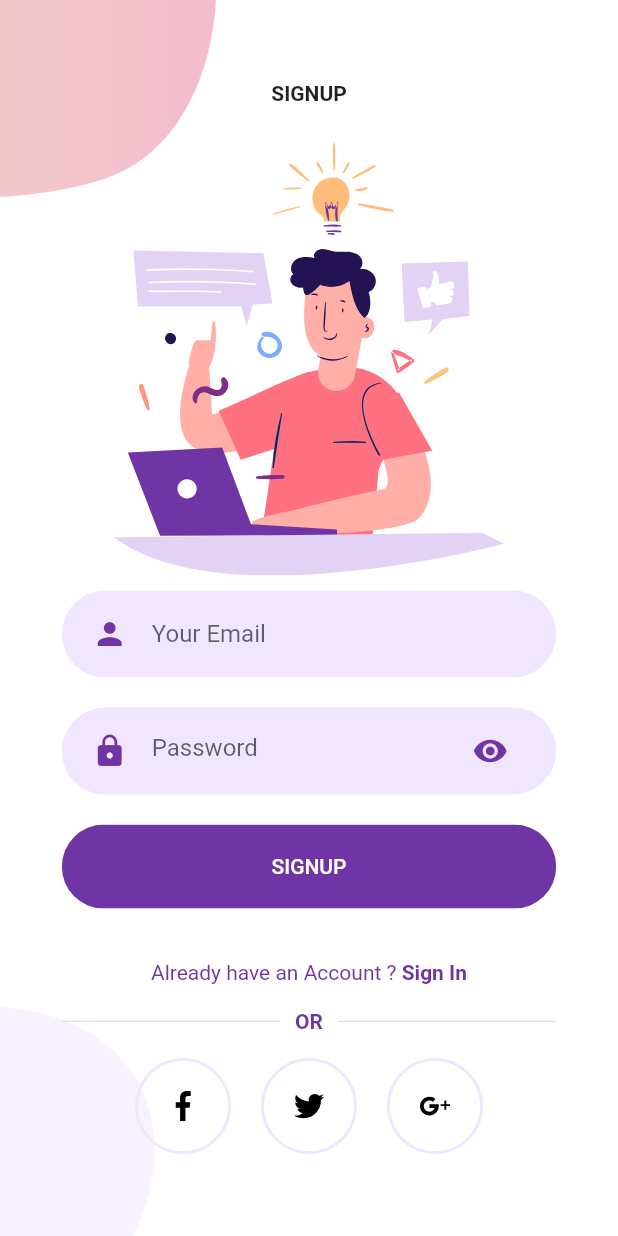
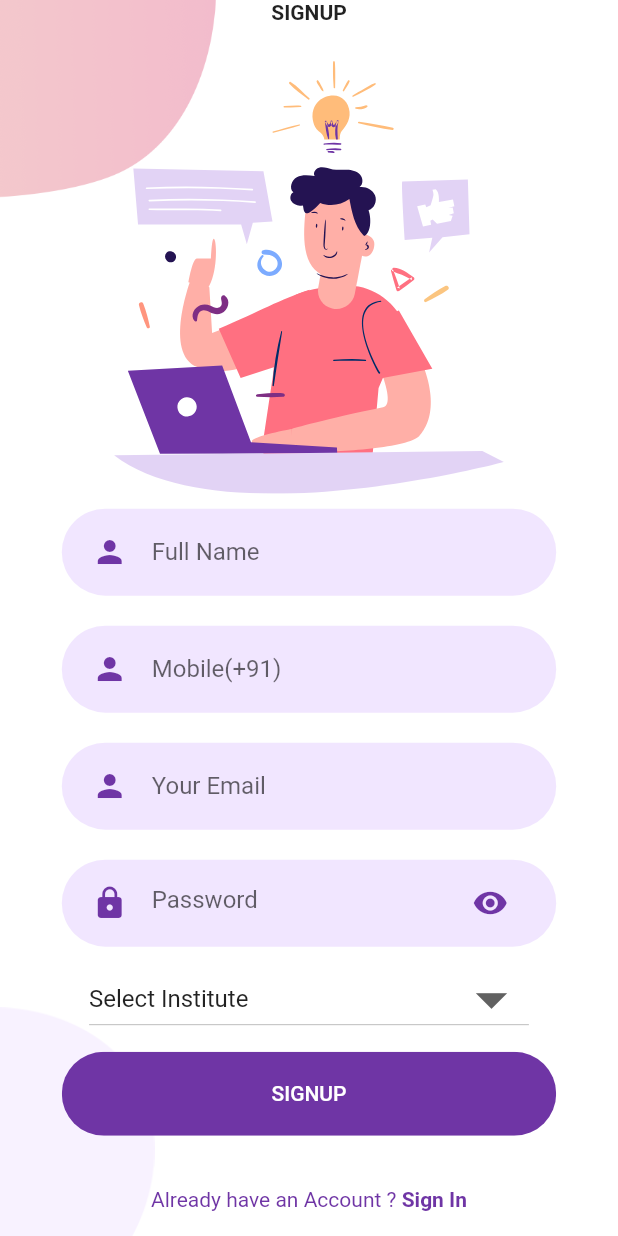
Before and after one commit to AswinVishnu/StudyApp_Flutter, a Flutter app: the SignUpScreen screen opened directly, on a phone screen of 412 x 824 dp. Run offline on Flutter 3.47's test engine with Material 2 defaults, Android fonts, the phone set to English and light mode, and no system bars; our stand-ins replace flutter_svg, shared_preferences; accounts and stored records are empty.

Commit message:
Added Signup

```diff
--- a/lib/Screens/Signup/components/body.dart
+++ b/lib/Screens/Signup/components/body.dart
@@ -8,8 +8,19 @@ import 'package:flutter_auth/components/rounded_button.dart';
 import 'package:flutter_auth/components/rounded_input_field.dart';
 import 'package:flutter_auth/components/rounded_password_field.dart';
 import 'package:flutter_svg/svg.dart';
+import 'package:shared_preferences/shared_preferences.dart';
 
-class Body extends StatelessWidget {
+class Body extends StatefulWidget {
+
+  const Body({
+    Key key,
+  }) : super(key: key);
+  @override
+  _SignUpPageState createState() => _SignUpPageState();
+}
+
+class _SignUpPageState extends State<Body> {
+  int _value = 1;
   @override
   Widget build(BuildContext context) {
     Size size = MediaQuery.of(context).size;
@@ -28,12 +39,51 @@ class Body extends StatelessWidget {
               height: size.height * 0.35,
             ),
             RoundedInputField(
+              hintText: "Full Name",
+              onChanged: (value) {},
+            ),
+            RoundedInputField(
+              hintText: "Mobile(+91)",
+              onChanged: (value) {},
+            ),
+            RoundedInputField(
               hintText: "Your Email",
               onChanged: (value) {},
             ),
             RoundedPasswordField(
               onChanged: (value) {},
             ),
+            DropdownButton(
+                value: _value,
+                iconSize: 50.0,
+
+                items: [
+                  DropdownMenuItem(
+                    child: Text("Select Institute"),
+                    value: 1,
+                  ),
+                  DropdownMenuItem(
+                    child: Text("Scholars Academy, Mundakkayam"),
+                    value: 2,
+                  ),
+                  DropdownMenuItem(
+                    child: Text("Brillaince Accademy, Pala"),
+                    value: 3,
+                  ),
+                  DropdownMenuItem(
+                      child: Text("PC Thomas Insititute, Thrissur"),
+                      value: 4
+                  ),
+                  DropdownMenuItem(
+                      child: Text("Study Internationals, Kollam"),
+                      value: 5
+                  )
+                ],
+                onChanged: (value) {
+                  setState(() {
+                    _value = value;
+                  });
+                }),
             RoundedButton(
               text: "SIGNUP",
               press: () {},
```
